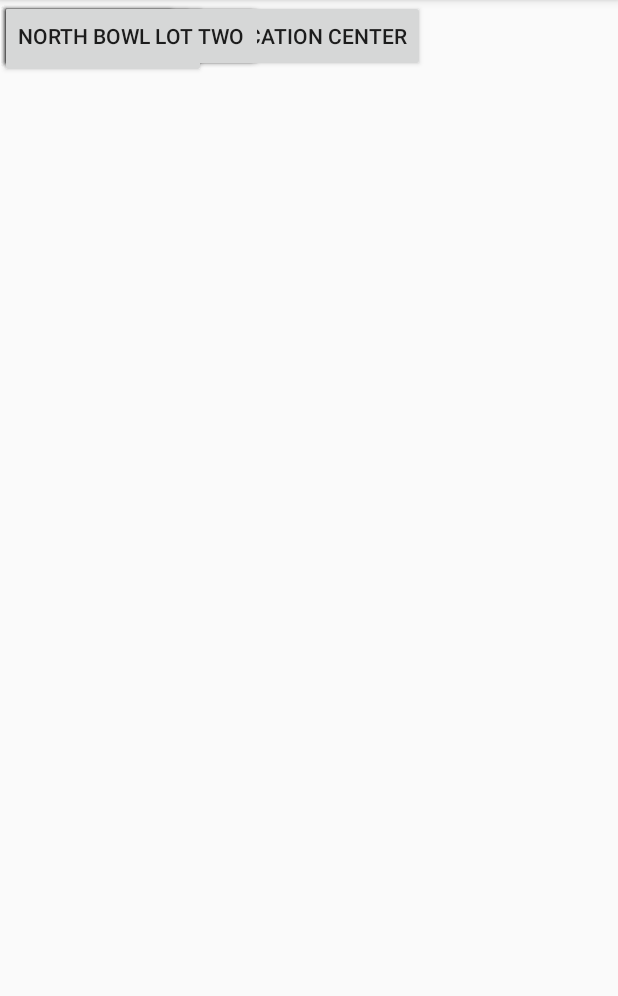
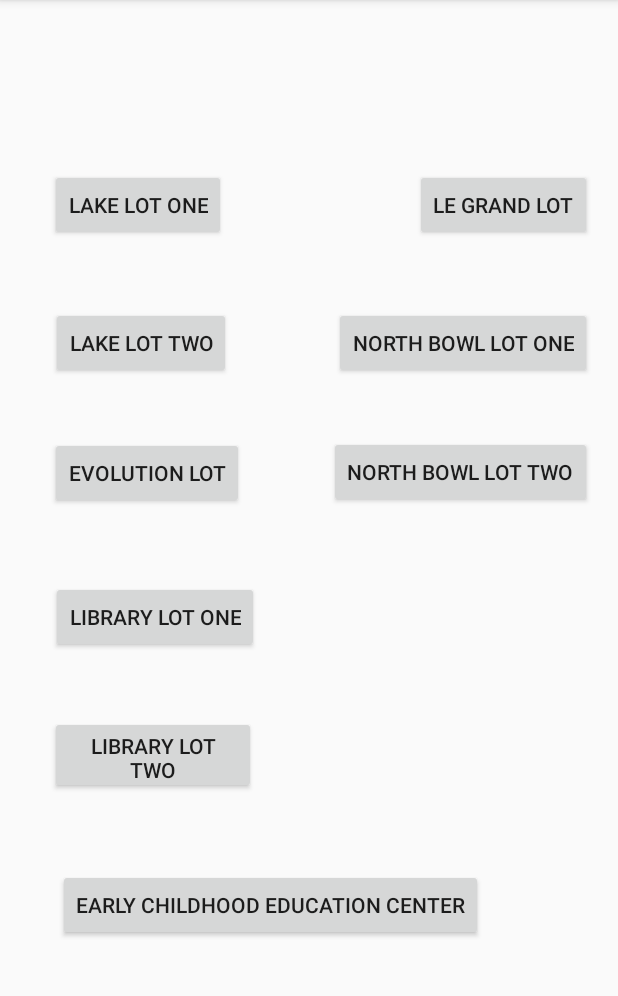
Before and after one commit to jstansil/Bobcat-Parking, an Android app: the screen it shows after launch (MainActivity), on a phone screen of 412 x 824 dp, the part 84-1080 px from its top. Run offline under Robolectric (Android 15) with nearby library versions, the phone set to English and light mode, and no system bars.

```diff
--- a/BobcatParkingApp/app/src/main/java/com/example/amandaabalos/bobcatparkingapp/MainActivity.java
+++ b/BobcatParkingApp/app/src/main/java/com/example/amandaabalos/bobcatparkingapp/MainActivity.java
@@ -9,32 +9,33 @@ import android.widget.Button;
 public class MainActivity extends AppCompatActivity {
 
    /*myDB is the instance*/
-    Database myDB;
+    //Database myDB;
     public ParkingLot [] lots = new ParkingLot[9];
-
+    private LotUpdater update;
     @Override
     protected void onCreate(Bundle savedInstanceState) {
         super.onCreate(savedInstanceState);
         setContentView(R.layout.activity_main);
-        myDB = new Database(this);
+        //myDB = new Database(this);
+        update = new LotUpdater();
 
         //initialize all the parking lots. could probably find a prettier way to do this
         //also, the values put in for distance & max capacity are wrong
         //they are arranged by their relative northern position on campus. permit values were taken from http://taps.ucmerced.edu/parkingmaps
-        lots[0] = new ParkingLot(200, "X;A;ACP;AUB;ALEV;B;BCP;DP;MP;AM;M;C;FSLEV;HCP;CCP", 10.0, "Lake One", myDB);
-        lots[1] = new ParkingLot(300, "X;DP;MP;ALEV;A;ACP;AUB;FSLEV;B;BCP;CCP;C;HCP", 12.0, "Lake Two", myDB);
+        lots[0] = new ParkingLot(200, "X;A;ACP;AUB;ALEV;B;BCP;DP;MP;AM;M;C;FSLEV;HCP;CCP", 10.0, "Lake One");
+        lots[1] = new ParkingLot(300, "X;DP;MP;ALEV;A;ACP;AUB;FSLEV;B;BCP;CCP;C;HCP", 12.0, "Lake Two");
 
-        lots[2] = new ParkingLot(15, "X;DP;MP;ALEV;A;ACP;AUB;FSLEV;B;BCP;C;CCP;HCP", 8.5, "ECEC", myDB);
+        lots[2] = new ParkingLot(15, "X;DP;MP;ALEV;A;ACP;AUB;FSLEV;B;BCP;C;CCP;HCP", 8.5, "ECEC");
 
-        lots[3] = new ParkingLot(400, "X;DP;MP;ALEV;A;ACP;AUB;FSLEV;B;BCP;CCP;C;HCP", 11.0, "Evolution", myDB);
+        lots[3] = new ParkingLot(400, "X;DP;MP;ALEV;A;ACP;AUB;FSLEV;B;BCP;CCP;C;HCP", 11.0, "Evolution");
 
-        lots[4] = new ParkingLot(20, "X;ACP;AUB;DP;EV;AM;VRIDE;EZPARK", 5.5, "Library One", myDB);
-        lots[5] = new ParkingLot(15, "A;ACP;ALEV;MP", 5.0, "Library Two", myDB);
+        lots[4] = new ParkingLot(20, "X;ACP;AUB;DP;EV;AM;VRIDE;EZPARK", 5.5, "Library One");
+        lots[5] = new ParkingLot(15, "A;ACP;ALEV;MP", 5.0, "Library Two");
 
-        lots[6] = new ParkingLot(100, "X;A;ACP;AUB;EZPARK;DP;MP;AM;ALEV", 2.5, "Le Grand", myDB);
+        lots[6] = new ParkingLot(100, "X;A;ACP;AUB;EZPARK;DP;MP;AM;ALEV", 2.5, "Le Grand");
 
-        lots[7] = new ParkingLot(200, "X;A;ACP;AUB;ALEV;LEV;B;BCP;DP;MP", 5.5, "North Bowl One", myDB);
-        lots[8] = new ParkingLot(250, "X;A;ACP;AUB;ALEV;LEV;B;BCP;DP;MP;FSC", 6.0, "North Bowl Two", myDB);
+        lots[7] = new ParkingLot(200, "X;A;ACP;AUB;ALEV;LEV;B;BCP;DP;MP", 5.5, "North Bowl One");
+        lots[8] = new ParkingLot(250, "X;A;ACP;AUB;ALEV;LEV;B;BCP;DP;MP;FSC", 6.0, "North Bowl Two");
 
         //one button for each lot. right now the menu is super basic, and each button is initialized one by one.
         //could probably be cleaner
@@ -53,7 +54,7 @@ public class MainActivity extends AppCompatActivity {
             @Override
             public void onClick(View view) {
                 Intent i = new Intent(getApplicationContext(), ParkingInfo.class);
-                i.putExtra("com.example.amandaabalos.bobcatparkingapp.lot1", lots[0]);
+                i.putExtra("com.example.amandaabalos.bobcatparkingapp.lotrequest", lots[0]);
                 startActivity(i);
             }
         });
@@ -61,7 +62,7 @@ public class MainActivity extends AppCompatActivity {
             @Override
             public void onClick(View view) {
                 Intent i = new Intent(getApplicationContext(), ParkingInfo.class);
-                i.putExtra("com.example.amandaabalos.bobcatparkingapp.lot1", lots[1]);
+                i.putExtra("com.example.amandaabalos.bobcatparkingapp.lotrequest", lots[1]);
                 startActivity(i);
             }
         });
@@ -69,7 +70,7 @@ public class MainActivity extends AppCompatActivity {
             @Override
             public void onClick(View view) {
                 Intent i = new Intent(getApplicationContext(), ParkingInfo.class);
-                i.putExtra("com.example.amandaabalos.bobcatparkingapp.lot1", lots[2]);
+                i.putExtra("com.example.amandaabalos.bobcatparkingapp.lotrequest", lots[2]);
                 startActivity(i);
             }
         });
@@ -77,7 +78,7 @@ public class MainActivity extends AppCompatActivity {
             @Override
             public void onClick(View view) {
                 Intent i = new Intent(getApplicationContext(), ParkingInfo.class);
-                i.putExtra("com.example.amandaabalos.bobcatparkingapp.lot1", lots[3]);
+                i.putExtra("com.example.amandaabalos.bobcatparkingapp.lotrequest", lots[3]);
                 startActivity(i);
             }
         });
@@ -85,7 +86,7 @@ public class MainActivity extends AppCompatActivity {
             @Override
             public void onClick(View view) {
                 Intent i = new Intent(getApplicationContext(), ParkingInfo.class);
-                i.putExtra("com.example.amandaabalos.bobcatparkingapp.lot1", lots[4]);
+                i.putExtra("com.example.amandaabalos.bobcatparkingapp.lotrequest", lots[4]);
                 startActivity(i);
             }
         });
@@ -93,7 +94,7 @@ public class MainActivity extends AppCompatActivity {
             @Override
             public void onClick(View view) {
                 Intent i = new Intent(getApplicationContext(), ParkingInfo.class);
-                i.putExtra("com.example.amandaabalos.bobcatparkingapp.lot1", lots[5]);
+                i.putExtra("com.example.amandaabalos.bobcatparkingapp.lotrequest", lots[5]);
                 startActivity(i);
             }
         });
@@ -101,7 +102,7 @@ public class MainActivity extends AppCompatActivity {
             @Override
             public void onClick(View view) {
                 Intent i = new Intent(getApplicationContext(), ParkingInfo.class);
-                i.putExtra("com.example.amandaabalos.bobcatparkingapp.lot1", lots[6]);
+                i.putExtra("com.example.amandaabalos.bobcatparkingapp.lotrequest", lots[6]);
                 startActivity(i);
             }
         });
@@ -109,7 +110,7 @@ public class MainActivity extends AppCompatActivity {
             @Override
             public void onClick(View view) {
                 Intent i = new Intent(getApplicationContext(), ParkingInfo.class);
-                i.putExtra("com.example.amandaabalos.bobcatparkingapp.lot1", lots[7]);
+                i.putExtra("com.example.amandaabalos.bobcatparkingapp.lotrequest", lots[7]);
                 startActivity(i);
             }
         });
@@ -117,7 +118,7 @@ public class MainActivity extends AppCompatActivity {
             @Override
             public void onClick(View view) {
                 Intent i = new Intent(getApplicationContext(), ParkingInfo.class);
-                i.putExtra("com.example.amandaabalos.bobcatparkingapp.lot1", lots[8]);
+                i.putExtra("com.example.amandaabalos.bobcatparkingapp.lotrequest", lots[8]);
                 startActivity(i);
             }
         });
--- a/BobcatParkingApp/app/src/main/java/com/example/amandaabalos/bobcatparkingapp/ParkingLot.java
+++ b/BobcatParkingApp/app/src/main/java/com/example/amandaabalos/bobcatparkingapp/ParkingLot.java
@@ -10,13 +10,13 @@ public class ParkingLot implements java.io.Serializable {
     private String permit; //each permit type seperated by a colon
     private double dist;
     public int curr_capacity = 0;
-    Database lotinfo;
+    //Database lotinfo;
 
-    public ParkingLot(int mc, String p, double d, String n, Database db){
+    public ParkingLot(int mc, String p, double d, String n){
         this.max_capacity = mc;
         this.permit = p;
         this.dist = d;
-        this.lotinfo = db;
+        //this.lotinfo = db;
         this.name = n;
     }
 
--- a/BobcatParkingApp/app/src/main/res/layout/activity_main.xml
+++ b/BobcatParkingApp/app/src/main/res/layout/activity_main.xml
@@ -11,70 +11,142 @@
         android:layout_width="wrap_content"
         android:layout_height="wrap_content"
         android:text="@string/lake1"
-        tools:layout_editor_absoluteX="31dp"
-        tools:layout_editor_absoluteY="75dp" />
+        app:layout_constraintTop_toTopOf="parent"
+        android:layout_marginTop="8dp"
+        app:layout_constraintBottom_toBottomOf="parent"
+        android:layout_marginBottom="8dp"
+        android:layout_marginRight="8dp"
+        app:layout_constraintRight_toRightOf="parent"
+        android:layout_marginLeft="8dp"
+        app:layout_constraintLeft_toLeftOf="parent"
+        app:layout_constraintHorizontal_bias="0.092"
+        app:layout_constraintVertical_bias="0.149" />
 
     <Button
         android:id="@+id/button2"
         android:layout_width="wrap_content"
         android:layout_height="wrap_content"
         android:text="@string/lake2"
-        tools:layout_editor_absoluteX="31dp"
-        tools:layout_editor_absoluteY="133dp" />
+        app:layout_constraintTop_toTopOf="parent"
+        android:layout_marginTop="8dp"
+        app:layout_constraintBottom_toBottomOf="parent"
+        android:layout_marginBottom="8dp"
+        android:layout_marginLeft="8dp"
+        app:layout_constraintLeft_toLeftOf="parent"
+        android:layout_marginRight="8dp"
+        app:layout_constraintRight_toRightOf="parent"
+        app:layout_constraintHorizontal_bias="0.093"
+        app:layout_constraintVertical_bias="0.279" />
 
     <Button
         android:id="@+id/button3"
         android:layout_width="wrap_content"
         android:layout_height="wrap_content"
         android:text="@string/ecec"
-        tools:layout_editor_absoluteX="55dp"
-        tools:layout_editor_absoluteY="373dp" />
+        android:layout_marginLeft="8dp"
+        app:layout_constraintLeft_toLeftOf="parent"
+        android:layout_marginRight="8dp"
+        app:layout_constraintRight_toRightOf="parent"
+        app:layout_constraintBottom_toBottomOf="parent"
+        android:layout_marginBottom="8dp"
+        app:layout_constraintTop_toTopOf="parent"
+        android:layout_marginTop="8dp"
+        app:layout_constraintVertical_bias="0.812"
+        app:layout_constraintHorizontal_bias="0.273" />
 
     <Button
         android:id="@+id/button4"
         android:layout_width="wrap_content"
         android:layout_height="wrap_content"
         android:text="@string/evo"
-        tools:layout_editor_absoluteX="31dp"
-        tools:layout_editor_absoluteY="188dp" />
+        android:layout_marginLeft="8dp"
+        app:layout_constraintLeft_toLeftOf="parent"
+        android:layout_marginRight="8dp"
+        app:layout_constraintRight_toRightOf="parent"
+        app:layout_constraintBottom_toBottomOf="parent"
+        android:layout_marginBottom="8dp"
+        app:layout_constraintTop_toTopOf="parent"
+        android:layout_marginTop="8dp"
+        app:layout_constraintHorizontal_bias="0.096"
+        app:layout_constraintVertical_bias="0.402" />
 
     <Button
         android:id="@+id/button5"
         android:layout_width="wrap_content"
         android:layout_height="wrap_content"
         android:text="@string/library1"
-        tools:layout_editor_absoluteX="31dp"
-        tools:layout_editor_absoluteY="245dp" />
+        android:layout_marginRight="8dp"
+        app:layout_constraintRight_toRightOf="parent"
+        android:layout_marginLeft="8dp"
+        app:layout_constraintLeft_toLeftOf="parent"
+        app:layout_constraintBottom_toBottomOf="parent"
+        android:layout_marginBottom="8dp"
+        app:layout_constraintTop_toTopOf="parent"
+        android:layout_marginTop="8dp"
+        app:layout_constraintHorizontal_bias="0.1"
+        app:layout_constraintVertical_bias="0.539" />
 
     <Button
         android:id="@+id/button6"
         android:layout_width="137dp"
         android:layout_height="52dp"
         android:text="@string/library2"
-        tools:layout_editor_absoluteX="31dp"
-        tools:layout_editor_absoluteY="302dp" />
+        android:layout_marginRight="8dp"
+        app:layout_constraintRight_toRightOf="parent"
+        android:layout_marginLeft="8dp"
+        app:layout_constraintLeft_toLeftOf="parent"
+        app:layout_constraintBottom_toBottomOf="parent"
+        android:layout_marginBottom="8dp"
+        app:layout_constraintTop_toTopOf="parent"
+        android:layout_marginTop="8dp"
+        app:layout_constraintHorizontal_bias="0.099"
+        app:layout_constraintVertical_bias="0.67" />
 
     <Button
         android:id="@+id/button7"
         android:layout_width="wrap_content"
         android:layout_height="wrap_content"
         android:text="@string/legrand"
-        tools:layout_editor_absoluteX="220dp"
-        tools:layout_editor_absoluteY="75dp" />
+        android:layout_marginRight="8dp"
+        app:layout_constraintRight_toRightOf="parent"
+        app:layout_constraintTop_toTopOf="parent"
+        android:layout_marginTop="8dp"
+        app:layout_constraintBottom_toBottomOf="parent"
+        android:layout_marginBottom="8dp"
+        android:layout_marginLeft="8dp"
+        app:layout_constraintLeft_toLeftOf="parent"
+        app:layout_constraintHorizontal_bias="0.967"
+        app:layout_constraintVertical_bias="0.149" />
 
     <Button
         android:id="@+id/button8"
         android:layout_width="wrap_content"
         android:layout_height="wrap_content"
         android:text="@string/bowl1"
-        tools:layout_editor_absoluteX="195dp"
-        tools:layout_editor_absoluteY="133dp" />
+        app:layout_constraintTop_toTopOf="parent"
+        android:layout_marginTop="8dp"
+        app:layout_constraintBottom_toBottomOf="parent"
+        android:layout_marginBottom="8dp"
+        android:layout_marginLeft="8dp"
+        app:layout_constraintLeft_toLeftOf="parent"
+        android:layout_marginRight="8dp"
+        app:layout_constraintRight_toRightOf="parent"
+        app:layout_constraintHorizontal_bias="0.958"
+        app:layout_constraintVertical_bias="0.279" />
 
     <Button
         android:id="@+id/button9"
         android:layout_width="wrap_content"
         android:layout_height="wrap_content"
         android:text="@string/bowl2"
-        tools:layout_editor_absoluteX="195dp"
-        tools:layout_editor_absoluteY="188dp" />
+        app:layout_constraintBottom_toBottomOf="parent"
+        android:layout_marginBottom="6dp"
+        app:layout_constraintTop_toTopOf="parent"
+        android:layout_marginTop="8dp"
+        android:layout_marginLeft="8dp"
+        app:layout_constraintLeft_toLeftOf="parent"
+        android:layout_marginRight="8dp"
+        app:layout_constraintRight_toRightOf="parent"
+        app:layout_constraintHorizontal_bias="0.958"
+        app:layout_constraintVertical_bias="0.4" />
 </android.support.constraint.ConstraintLayout>
```
Also changed, not shown: BobcatParkingApp/app/src/main/java/com/example/amandaabalos/bobcatparkingapp/Database.java (+5 -26 lines), BobcatParkingApp/app/src/main/java/com/example/amandaabalos/bobcatparkingapp/ParkingInfo.java (+15 -2 lines), BobcatParkingApp/app/src/main/res/layout/activity_parking_info.xml (+61 -0 lines).
